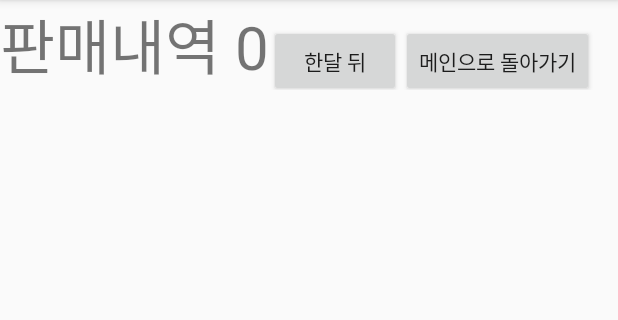
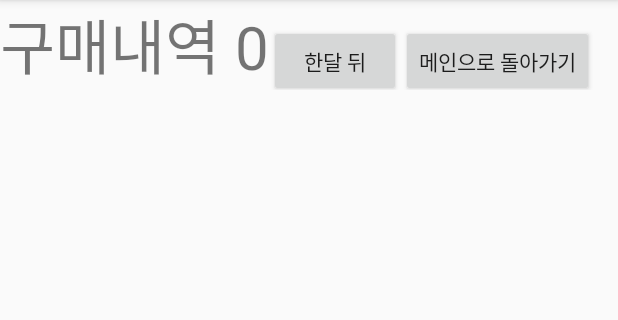
Before and after one commit to dnjs3339/project_cafe_app, an Android app: the DB_sales screen opened directly, with no data from a screen before it, on a phone screen of 412 x 824 dp, the part 84-404 px from its top. Run offline under Robolectric (Android 15) with nearby library versions, the phone set to English and light mode, and no system bars.

Commit message:
20190516 cafeapp <-> bluetooth fin

```diff
--- a/app/src/main/java/com/example/cafeapp/DBHelper.java
+++ b/app/src/main/java/com/example/cafeapp/DBHelper.java
@@ -13,12 +13,13 @@ import java.util.Map;
 
 public class DBHelper extends SQLiteOpenHelper {
 
+    // DB부분에 순번, 이름, 가격, 날짜 가져오기
     public DBHelper(Context context) {
         super(context, "DB_sales.db", null, 1);
     }
     @Override
     public void onCreate(SQLiteDatabase db) {
-        Log.e("DBHelper", "onCreate");
+      //  Log.e("DBHelper", "onCreate");
         db.execSQL("DROP TABLE IF EXISTS sales;");
         db.execSQL("CREATE TABLE sales (" +
                 "sales_id INTEGER PRIMARY KEY AUTOINCREMENT," +
@@ -28,6 +29,7 @@ public class DBHelper extends SQLiteOpenHelper {
                 ");");
     }
 
+    // 내가 주문 한 것들 DB부분에 순번, 이름, 가격, 날짜 추가하기
     public void insert(String title, String cost) {
         Log.e("helper", "insert");
         SQLiteDatabase db = getWritableDatabase();
@@ -36,6 +38,19 @@ public class DBHelper extends SQLiteOpenHelper {
         db.close();
     }
 
+    //총 매출 누적
+    public int sum() {
+        int sum = 0;
+        SQLiteDatabase db = getReadableDatabase();
+        Cursor cursor = db.rawQuery("SELECT SUM(sales_cost) FROM sales", null);
+        if (cursor.moveToNext()) {
+            sum = cursor.getInt(0);
+        }
+        db.close();
+        return sum;
+    }
+
+    //특정 DB의 순번, 이름, 가격, 날짜 선택하기
     public List<Map<String, Object>> select() {
         Log.e("helper", "select");
         List<Map<String, Object>> list = new ArrayList<Map<String, Object>>();
--- a/app/src/main/java/com/example/cafeapp/DB_sales.java
+++ b/app/src/main/java/com/example/cafeapp/DB_sales.java
@@ -3,6 +3,7 @@ package com.example.cafeapp;
 import android.content.Intent;
 import android.content.SharedPreferences;
 import android.database.sqlite.SQLiteDatabase;
+import android.database.sqlite.SQLiteOpenHelper;
 import android.os.Bundle;
 import android.support.v7.app.AppCompatActivity;
 import android.util.Log;
@@ -29,66 +30,49 @@ public class DB_sales extends AppCompatActivity
         super.onCreate(savedInstanceState);
         setContentView(R.layout.sales_real);
 
+        //지출 내역 리스트뷰로 보여주기
         dbHelper = new DBHelper(getApplicationContext());
-        listView = (ListView) findViewById(R.id.sales_listView);
+        listView = findViewById(R.id.sales_listView);
         adapter = new Sales_ListViewAdapter(this, R.layout.sales_list_view);
 
-        //누적하자
-        SharedPreferences sharepreference = getSharedPreferences("cart", MODE_PRIVATE);
-        SharedPreferences.Editor edit = sharepreference.edit();
         //총매출
-        int sales_tot = sharepreference.getInt("cost", 0);
-        int acc_sales = sharepreference.getInt("acc_sales", 0);
-        acc_sales += sales_tot;
-        edit.putInt("acc_sales", acc_sales);
-        edit.commit();
+        int t_cost = dbHelper.sum();
 
-        Log.d("cost", String.valueOf(acc_sales));
-        TextView txtv_sales_tot = findViewById(R.id.sales_total);
-        txtv_sales_tot.setText(String.valueOf(acc_sales));
+        TextView text_sales_tot = findViewById(R.id.sales_total);
+        text_sales_tot.setText(String.valueOf(t_cost));
 
         listView.setAdapter(adapter);
+        showData();
 
+        // 총 매출 클리어
         Button btn_clr = findViewById(R.id.sales_clr);
         btn_clr.setOnClickListener(new View.OnClickListener() {
             @Override
             public void onClick(View v) {
+                TextView text_sales_tot = findViewById(R.id.sales_total);
+                text_sales_tot.setText("0");                                        //
+
                 SQLiteDatabase db;
                 String sql;
                 db = dbHelper.getWritableDatabase();
                 sql="DELETE FROM sales";
                 db.execSQL(sql);
-                Log.d("sql","delet all!");
                 adapter.notifyDataSetChanged();
-                Toast.makeText(getBaseContext(),"주문 완료",Toast.LENGTH_SHORT).show();
                 showData();
             }
         });
-        showData();
 
+        //메인 화면 돌아가기
         Button btn_gomain = findViewById(R.id.gotomain);
         btn_gomain.setOnClickListener(new View.OnClickListener() {
             @Override
             public void onClick(View v) {
-                Intent intent = new Intent(DB_sales.this, DB_sales.class);
+                Intent intent = new Intent(DB_sales.this, MainActivity.class);
                 startActivity(intent);
             }
         });
-        /*
-        Log.d("test", order.data[0].name);
-        Log.d("testname", String.valueOf(order.data[0].quantity));
-        Log.d("testname", String.valueOf(order.data[0].cost));*/
-
-        /*Button btn_ok = (Button) findViewById(R.id.ok);
-        btn_ok.setOnClickListener(new View.OnClickListener() {
-            @Override
-            public void onClick(View v) {
-               EditText title = (EditText) findViewById(R.id.title);
-                EditText cost = (EditText) findViewById(R.id.cost);
-                dbHelper.insert(title.getText().toString(), cost.getText().toString());
-                showData();
-            }*/
     }
+    //리스트 보여주는 함수
     private void showData() {
         adapter.setList(dbHelper.select());
         adapter.notifyDataSetChanged();
--- a/app/src/main/java/com/example/cafeapp/DefineTotal.java
+++ b/app/src/main/java/com/example/cafeapp/DefineTotal.java
@@ -4,7 +4,7 @@ import android.content.SharedPreferences;
 
 import static android.content.Context.MODE_PRIVATE;
 
-public class DefineTotal
+public class DefineTotal        //최종 선택의 장바구니 리스트 설정하기
 {
     public void defineTotal(Order[] total, Order[] cjf, int start_i, int num, int qua)
     {
--- a/app/src/main/java/com/example/cafeapp/FoodMenu.java
+++ b/app/src/main/java/com/example/cafeapp/FoodMenu.java
@@ -34,12 +34,12 @@ public class FoodMenu extends AppCompatActivity
 
         final Intent basket = new Intent(FoodMenu.this, ShopBasket.class);
 
-        TextView textCoffeeTotal = findViewById(R.id.coffeetotalcost);
+        TextView textCoffeeTotal = findViewById(R.id.coffeetotalcost);                  // 음식 부분 총 금액 보여주기
 
         FoodCustom adapter = new FoodCustom(this, R.layout.basket, food, textCoffeeTotal);
         listView.setAdapter(adapter);
 
-        Button goCart = findViewById(R.id.goCart);
+        Button goCart = findViewById(R.id.goCart);          //장바구니 버튼 누를 때, 종류 및 수량 넘기기
         goCart.setOnClickListener(new View.OnClickListener()
         {
             @Override
--- a/app/src/main/java/com/example/cafeapp/JuiceCustom.java
+++ b/app/src/main/java/com/example/cafeapp/JuiceCustom.java
@@ -10,7 +10,7 @@ import android.widget.Button;
 import android.widget.ImageView;
 import android.widget.TextView;
 
-public class JuiceCustom extends BaseAdapter
+public class JuiceCustom extends BaseAdapter                //쥬스의 기본
 {
     JuiceMenu  jm;
     int layout;
--- a/app/src/main/java/com/example/cafeapp/MainActivity.java
+++ b/app/src/main/java/com/example/cafeapp/MainActivity.java
@@ -16,6 +16,7 @@ public class MainActivity extends AppCompatActivity
         super.onCreate(savedInstanceState);
         setContentView(R.layout.category);
 
+        //혹시 모를 기존의 남은 데이터들 지우기
         SharedPreferences sharepreference = getSharedPreferences("cart", MODE_PRIVATE);
         SharedPreferences.Editor editor = sharepreference.edit();
         editor.clear();
@@ -71,7 +72,7 @@ public class MainActivity extends AppCompatActivity
         btn_sales.setOnClickListener(new View.OnClickListener() {
             @Override
             public void onClick(View v) {
-                Intent intent = new Intent(MainActivity.this, DB_sales.class);
+                Intent intent = new Intent(MainActivity.this, DB_sales.class);          //내역서 선택시 지출내역으로 이동
                 startActivity(intent);
             }
         });
--- a/app/src/main/java/com/example/cafeapp/Order.java
+++ b/app/src/main/java/com/example/cafeapp/Order.java
@@ -8,7 +8,7 @@ public class Order
     int quantity;
     int cost;
 
-    Order(int img, String name, String ename, int quantity, int cost)
+    Order(int img, String name, String ename, int quantity, int cost)           //ename 의 용도는 블루투스로 보내 lcd에 띄울 영어이름이다.
     {
         this.img = img;
         this.name = name;
--- a/app/src/main/res/layout/sales_real.xml
+++ b/app/src/main/res/layout/sales_real.xml
@@ -12,7 +12,7 @@
             android:layout_width="wrap_content"
             android:layout_height="wrap_content"
             android:gravity="center"
-            android:text="판매내역 "
+            android:text="구매내역 "
             android:textSize="40sp" />
 
         <TextView
```
Also changed, not shown: app/src/main/java/com/example/cafeapp/CoffeeCustom.java (+7 -9 lines), app/src/main/java/com/example/cafeapp/CoffeeMenu.java (+7 -5 lines), app/src/main/java/com/example/cafeapp/FinalOrder.java (+5 -5 lines), app/src/main/java/com/example/cafeapp/FoodCustom.java (+6 -5 lines), app/src/main/java/com/example/cafeapp/JuiceMenu.java (+4 -18 lines), app/src/main/java/com/example/cafeapp/Sales_ListViewAdapter.java (+9 -8 lines), app/src/main/java/com/example/cafeapp/ShopBasket.java (+13 -14 lines).
